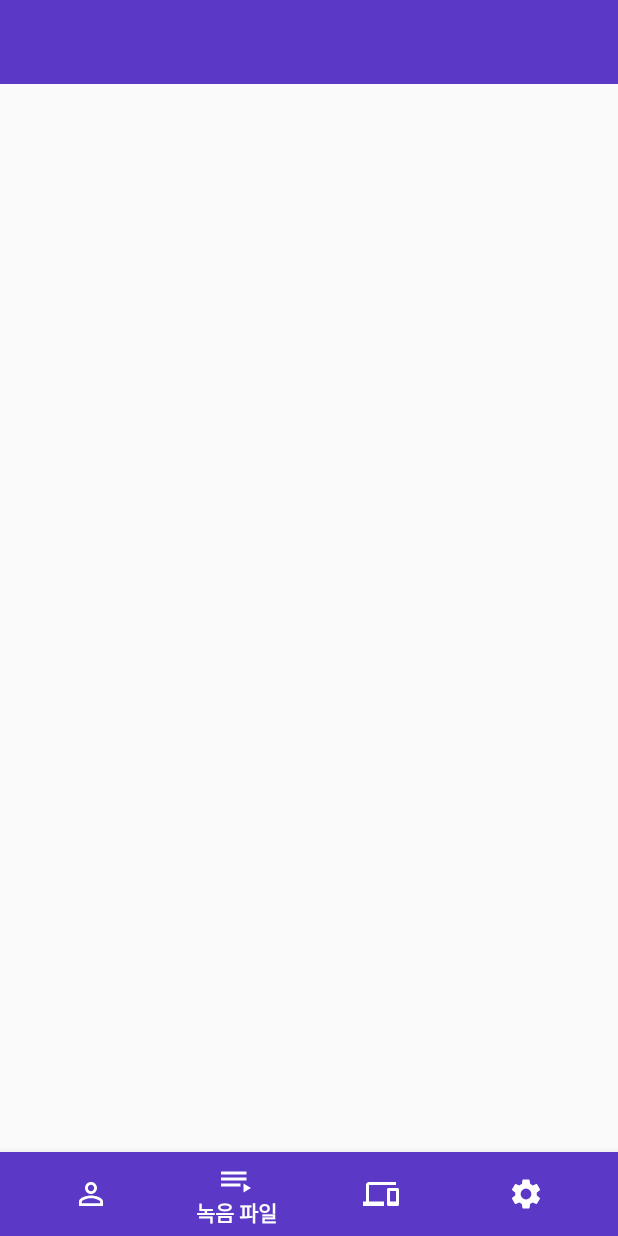
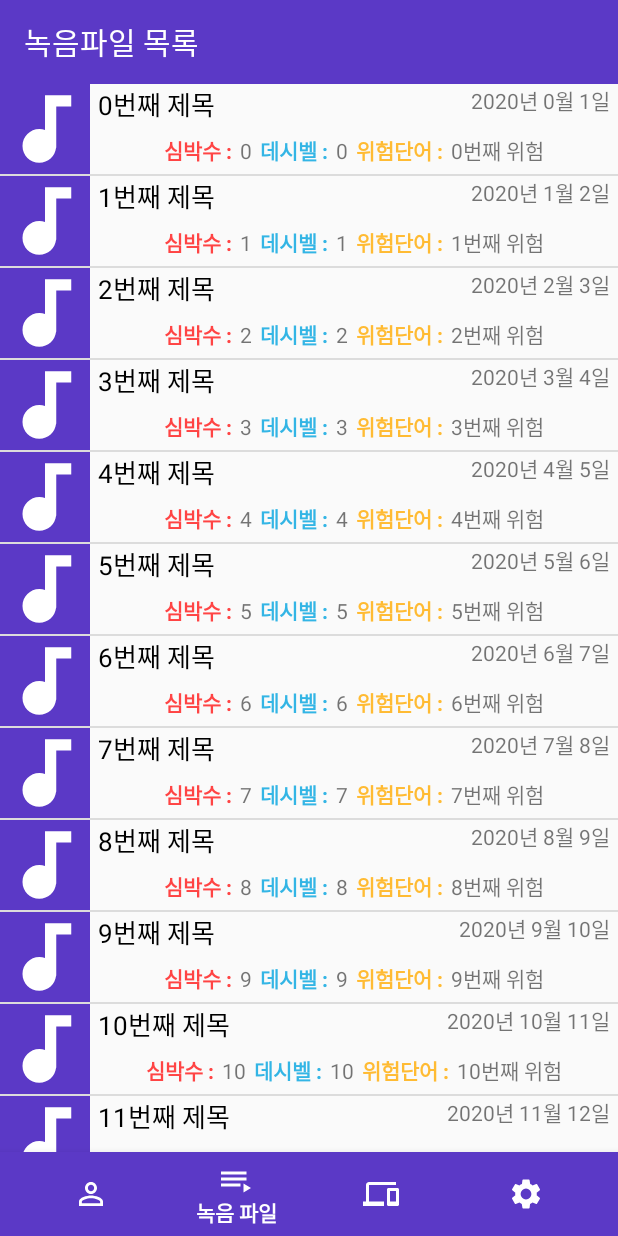
Before and after one commit to SSong-develop/MyLittleObserver_Android, an Android app: the Main_Fragment screen opened directly, with no data from a screen before it, item 2 of the bottom bar chosen, on a phone screen of 412 x 824 dp. Run offline under Robolectric (Android 15) with nearby library versions, the phone set to English and light mode, and no system bars.

Commit message:
// second commit

```diff
--- a/app/src/main/java/com/example/mylittleobserver_android/Fragment/Audio_Fragment.java
+++ b/app/src/main/java/com/example/mylittleobserver_android/Fragment/Audio_Fragment.java
@@ -1,5 +1,8 @@
 package com.example.mylittleobserver_android.Fragment;
 
+import android.app.Activity;
+import android.content.Context;
+import android.content.Intent;
 import android.os.Bundle;
 import android.view.LayoutInflater;
 import android.view.View;
@@ -7,15 +10,77 @@ import android.view.ViewGroup;
 
 import androidx.annotation.NonNull;
 import androidx.annotation.Nullable;
+import androidx.appcompat.widget.Toolbar;
 import androidx.fragment.app.Fragment;
+import androidx.recyclerview.widget.DividerItemDecoration;
+import androidx.recyclerview.widget.LinearLayoutManager;
+import androidx.recyclerview.widget.RecyclerView;
 
+import com.example.mylittleobserver_android.Activities.AudioActivity;
+import com.example.mylittleobserver_android.Activities.AudioPlayerActivity;
+import com.example.mylittleobserver_android.Activities.TestActivity;
+import com.example.mylittleobserver_android.Adapter.AudioAdapter;
+import com.example.mylittleobserver_android.Model.RecyclerViewItem;
 import com.example.mylittleobserver_android.R;
 
+import java.util.ArrayList;
+
 public class Audio_Fragment extends Fragment {
+    TestActivity activity;
+    @Override
+    public void onAttach(@NonNull Context context) {
+        super.onAttach(context);
+        activity = (TestActivity)getActivity();
+    }
+
+    private ArrayList<RecyclerViewItem> mlist = new ArrayList<>();
+    AudioAdapter adapter;
+
     @Nullable
     @Override
     public View onCreateView(@NonNull LayoutInflater inflater, @Nullable ViewGroup container, @Nullable Bundle savedInstanceState) {
-        ViewGroup root = (ViewGroup)inflater.inflate(R.layout.acitivity_audio,container,false);
+        ViewGroup root = (ViewGroup)inflater.inflate(R.layout.fragment_audio,container,false);
+
+        // toolbar
+        Toolbar tb = (Toolbar)root.findViewById(R.id.audioToolbar_fragment);
+        activity.setSupportActionBar(tb);
+        activity.getSupportActionBar().setTitle("녹음파일 목록");
+
+        // recyclerview dumy data
+        for(int i = 0;i<20;i++)
+        {
+            RecyclerViewItem item = new RecyclerViewItem();
+            item.setTitle(String.format("%d번째 제목",i));
+            item.setDate(String.format("2020년 %d월 %d일",i,i+1));
+            item.setHeartRate(String.format("%d",i));
+            item.setDecibel(String.format("%d",i));
+            item.setWarningWord(String.format("%d번째 위험",i));
+            mlist.add(item);
+        }
+
+        RecyclerView recyclerView = root.findViewById(R.id.recyclerview_fragment);
+        recyclerView.setLayoutManager(new LinearLayoutManager(activity));
+        DividerItemDecoration dividerItemDecoration =
+                new DividerItemDecoration(recyclerView.getContext(),new LinearLayoutManager(activity).getOrientation());
+
+        recyclerView.addItemDecoration(dividerItemDecoration);
+
+        adapter = new AudioAdapter(mlist);
+        adapter.setOnItemClickListener(new AudioAdapter.OnItemClickListener() {
+            @Override
+            public void onItemClick(View v, int pos) {
+                Intent intent = new Intent(activity, AudioPlayerActivity.class);
+                intent.putExtra("SelectedTitle",adapter.getTitle(pos));
+                startActivity(intent);
+            }
+        });
+        adapter.setOnItemLongClickListener(new AudioAdapter.OnItemLongClickListener() {
+            @Override
+            public void onItemLongClick(View v, int pos) {
+
+            }
+        });
+        recyclerView.setAdapter(adapter);
 
         return root;
     }
--- a/app/src/main/java/com/example/mylittleobserver_android/Fragment/Main_Fragment.java
+++ b/app/src/main/java/com/example/mylittleobserver_android/Fragment/Main_Fragment.java
@@ -15,7 +15,7 @@ public class Main_Fragment extends Fragment {
     @Nullable
     @Override
     public View onCreateView(@NonNull LayoutInflater inflater, @Nullable ViewGroup container, @Nullable Bundle savedInstanceState) {
-        ViewGroup root = (ViewGroup)inflater.inflate(R.layout.activity_main,container,false);
+        ViewGroup root = (ViewGroup)inflater.inflate(R.layout.fragment_main,container,false);
 
         return root;
     }
--- /dev/null
+++ b/app/src/main/res/layout/fragment_audio.xml
@@ -0,0 +1,26 @@
+<?xml version="1.0" encoding="utf-8"?>
+<RelativeLayout
+    xmlns:android="http://schemas.android.com/apk/res/android"
+    android:orientation="vertical"
+    android:layout_width="match_parent"
+    android:layout_height="match_parent">
+
+    <androidx.appcompat.widget.Toolbar
+        xmlns:android="http://schemas.android.com/apk/res/android"
+        xmlns:app="http://schemas.android.com/apk/res-auto"
+        xmlns:tools="http://schemas.android.com/tools"
+        android:background="@color/mainColor"
+        android:layout_width="match_parent"
+        android:layout_height="wrap_content"
+        android:id="@+id/audioToolbar_fragment"
+        android:minHeight="?attr/actionBarSize"
+        app:popupTheme="@style/ThemeOverlay.AppCompat.Light"
+        app:theme="@style/Toolbar"/>
+
+    <androidx.recyclerview.widget.RecyclerView
+        android:id="@+id/recyclerview_fragment"
+        android:layout_width="match_parent"
+        android:layout_height="match_parent"
+        android:layout_below="@+id/audioToolbar_fragment"
+        android:layout_marginTop="0dp" />
+</RelativeLayout>
--- a/app/src/main/res/layout/test.xml
+++ b/app/src/main/res/layout/test.xml
@@ -21,5 +21,6 @@
         android:background="@color/mainColor"
         app:itemIconTint="@android:color/white"
         app:itemTextColor="@android:color/white"
-        app:menu="@menu/bottom_navigation_menu"/>
+        app:menu="@menu/bottom_navigation_menu"
+        app:layout_behavior="@string/hide_bottom_view_on_scroll_behavior"/>
 </RelativeLayout>
```
Also changed, not shown: app/src/main/java/com/example/mylittleobserver_android/Fragment/Setting_Fragment.java (+16 -1 lines), app/src/main/res/layout/fragment_main.xml (added, +53 -0 lines), app/src/main/res/layout/fragment_setting.xml (added, +120 -0 lines).
